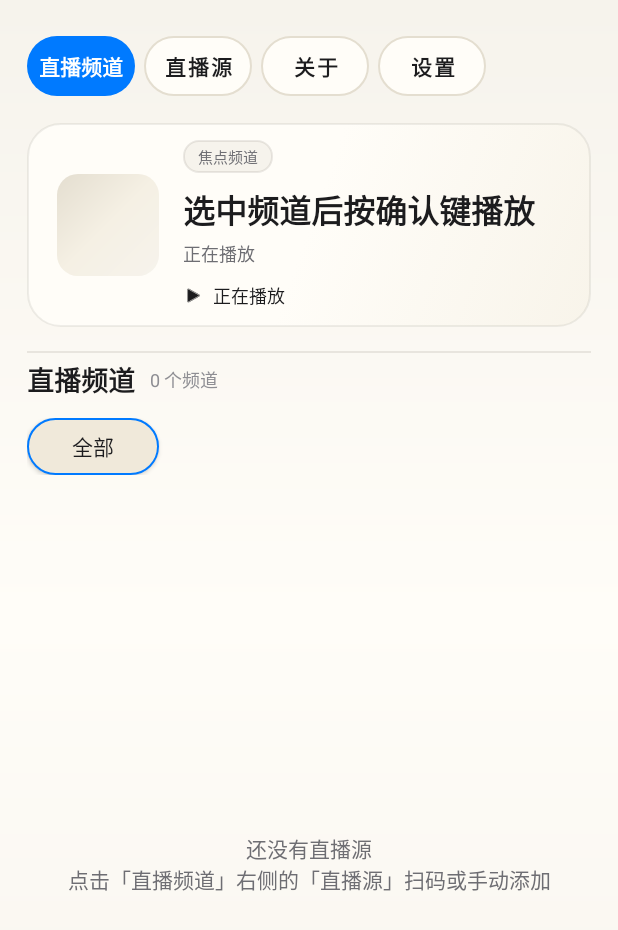
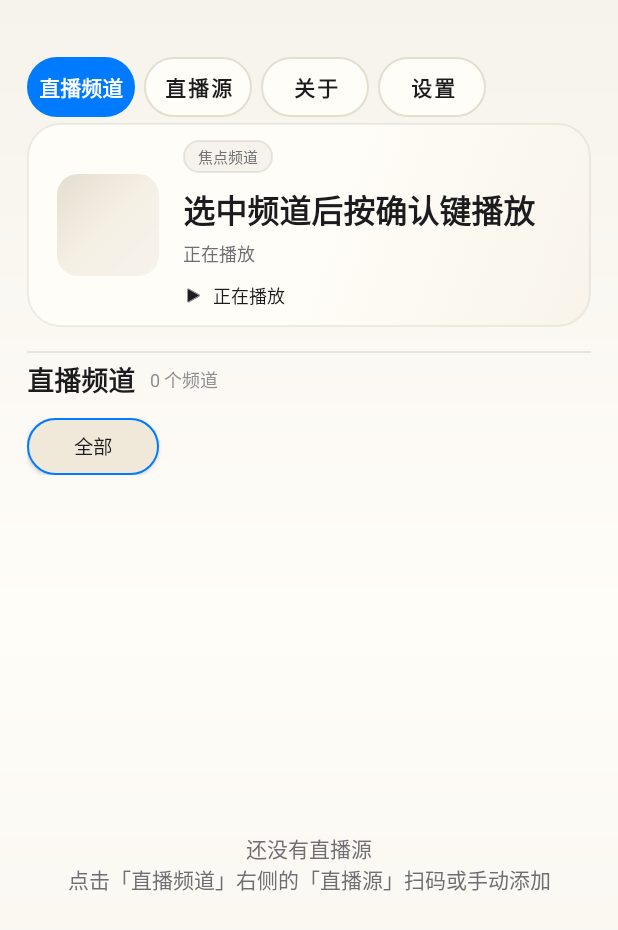
Before and after one commit to 20211109/IPTVPlayer-Source, an Android app: the screen it shows after launch (MainActivity), on a phone screen of 412 x 824 dp. Shown: the top 930 px of the screen. Run offline under Robolectric (Android 15) with nearby library versions, the phone set to English and light mode, and no system bars; libraries missing offline, so code that uses them is left out: org.videolan.libvlc; pictures from the network do not load; 2 statements that could not run were skipped.

Commit message:
style(1.78): 顶部胶囊下移紧挨焦点卡；修复分组标签 padding 被背景覆盖导致只显示三个半

```diff
--- a/app/build.gradle.kts
+++ b/app/build.gradle.kts
@@ -27,8 +27,8 @@ android {
         // minSdk 21：覆盖 Android 5.0 起的电视盒子/老电视（Media3、Coil、AndroidX 的最低要求）
         minSdk = 21
         targetSdk = 35
-        versionCode = 77
-        versionName = "1.77"
+        versionCode = 78
+        versionName = "1.78"
 
         ndk {
             // 只打真机 ABI：x86/x86_64 仅模拟器用，armeabi(ARMv5) 早已淘汰。
--- a/app/src/main/java/com/iptv/player/ui/MainActivity.kt
+++ b/app/src/main/java/com/iptv/player/ui/MainActivity.kt
@@ -670,20 +670,25 @@ class MainActivity : AppCompatActivity() {
         groups.forEach { g ->
             val label = if (g == "ALL") getString(R.string.group_all) else g
             val btn = Button(this).apply {
+                // 顺序很关键：setBackgroundResource 会把 padding 重置成 background 的
+                // 内边距（Button 默认是 Material 的大内边距）。必须「先背景、后 padding」，
+                // 反了会让下面设的 10dp 被冲掉，标签被撑宽，手机上四个只能显示三个半。
+                setBackgroundResource(R.drawable.bg_chip)
                 text = label
                 isAllCaps = false
-                // 收紧宽度：默认 Button 有 minWidth 和较大内边距，四连排会挤出屏幕。
-                // 归零后靠下面的左右内边距控制，保证手机上「全部/央视/卫视/其他」四个完整显示。
+                // 归零 Button 自带的最小宽高，让标签真正按「文字 + 内边距」测量
                 minWidth = 0
+                minHeight = 0
+                textSize = resources.getDimension(R.dimen.chip_text) /
+                        resources.displayMetrics.scaledDensity
                 val density = resources.displayMetrics.density
                 layoutParams = LinearLayout.LayoutParams(
                     LinearLayout.LayoutParams.WRAP_CONTENT,
                     resources.getDimensionPixelSize(R.dimen.chip_height)
-                ).apply { setMargins(0, 0, (8 * density + 0.5f).toInt(), 0) }
-                setPadding((14 * density + 0.5f).toInt(), 0, (14 * density + 0.5f).toInt(), 0)
+                ).apply { setMargins(0, 0, (6 * density + 0.5f).toInt(), 0) }
+                setPadding((10 * density + 0.5f).toInt(), 0, (10 * density + 0.5f).toInt(), 0)
                 setOnClickListener { applyFilter(g) }
             }
-            btn.setBackgroundResource(R.drawable.bg_chip)
             btn.setTextColor(ContextCompat.getColor(this, R.color.text_secondary))
             if (g == currentGroup) updateChipSelected(btn, true)
             btn.setOnFocusChangeListener { _, hasFocus ->
--- a/app/src/main/res/values-sw600dp/dimens.xml
+++ b/app/src/main/res/values-sw600dp/dimens.xml
@@ -27,7 +27,7 @@
     <dimen name="brand_name_text">24sp</dimen>
     <dimen name="top_button_text">16sp</dimen>
 
-    <dimen name="header_gap">12dp</dimen>
+    <dimen name="header_gap">4dp</dimen>
     <dimen name="hero_gap">12dp</dimen>
     <dimen name="section_gap">10dp</dimen>
     <dimen name="chips_gap">10dp</dimen>
@@ -44,5 +44,5 @@
     <dimen name="tab_width">84dp</dimen>
     <dimen name="tab_height">42dp</dimen>
     <dimen name="tab_gap">8dp</dimen>
-    <dimen name="tabs_margin_top">4dp</dimen>
+    <dimen name="tabs_margin_top">12dp</dimen>
 </resources>
--- a/app/src/main/res/values-television/dimens.xml
+++ b/app/src/main/res/values-television/dimens.xml
@@ -32,7 +32,7 @@
     <dimen name="brand_name_text">24sp</dimen>
     <dimen name="top_button_text">17sp</dimen>
 
-    <dimen name="header_gap">8dp</dimen>
+    <dimen name="header_gap">4dp</dimen>
     <dimen name="hero_gap">10dp</dimen>
     <dimen name="section_gap">8dp</dimen>
     <dimen name="chips_gap">8dp</dimen>
@@ -50,5 +50,5 @@
     <dimen name="tab_width">100dp</dimen>
     <dimen name="tab_height">44dp</dimen>
     <dimen name="tab_gap">10dp</dimen>
-    <dimen name="tabs_margin_top">2dp</dimen>
+    <dimen name="tabs_margin_top">8dp</dimen>
 </resources>
--- a/app/src/main/res/values/dimens.xml
+++ b/app/src/main/res/values/dimens.xml
@@ -28,7 +28,7 @@
 
     <!-- 纵向节奏：抽成 dimen 后，各屏幕尺寸可独立压缩，
          保证「频道网格至少露出三行」而不用改布局结构 -->
-    <dimen name="header_gap">18dp</dimen>
+    <dimen name="header_gap">4dp</dimen>
     <dimen name="hero_gap">16dp</dimen>
     <dimen name="section_gap">12dp</dimen>
     <dimen name="chips_gap">12dp</dimen>
@@ -45,9 +45,11 @@
     <dimen name="top_button_padding">8dp</dimen>
     <dimen name="top_button_gap">6dp</dimen>
 
-    <!-- 顶部四个栏目胶囊：等宽等高、靠左、略下移。手机四连排 4*72+3*6=306dp < 324dp 可用宽 -->
+    <!-- 顶部四个栏目胶囊：等宽等高、靠左、下移后紧挨焦点卡上方。
+         手机四连排 4*72+3*6=306dp < 324dp 可用宽。
+         tabs_margin_top 与 header_gap 此消彼长，焦点卡位置保持不变。 -->
     <dimen name="tab_width">72dp</dimen>
     <dimen name="tab_height">40dp</dimen>
     <dimen name="tab_gap">6dp</dimen>
-    <dimen name="tabs_margin_top">6dp</dimen>
+    <dimen name="tabs_margin_top">20dp</dimen>
 </resources>
```
